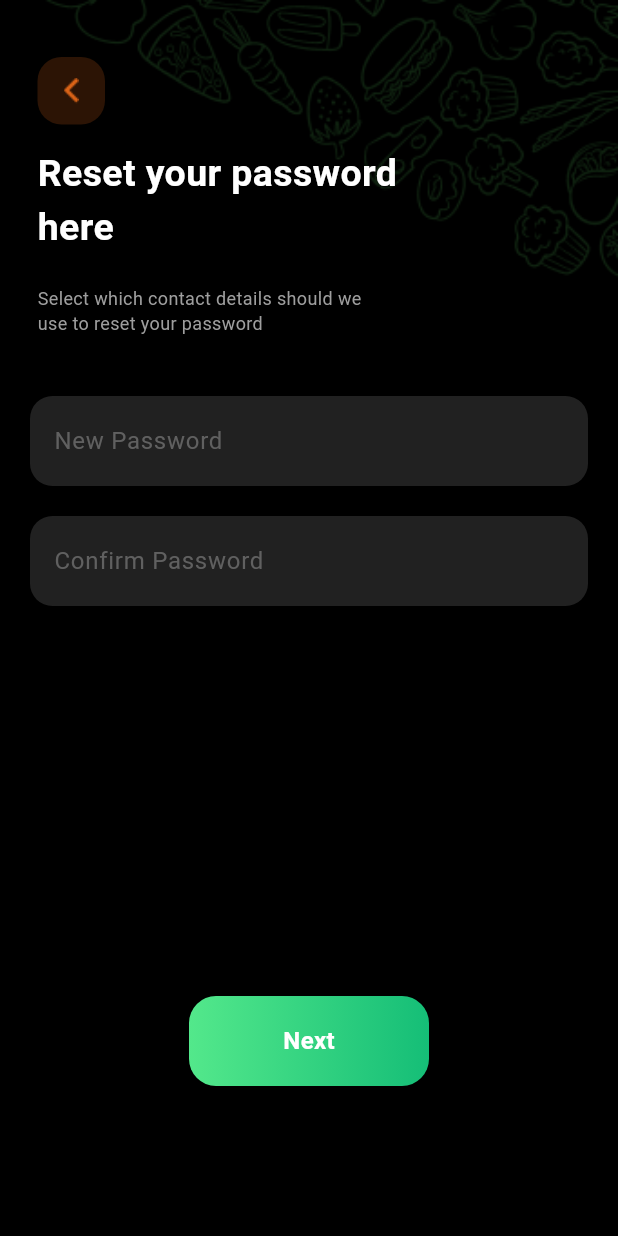
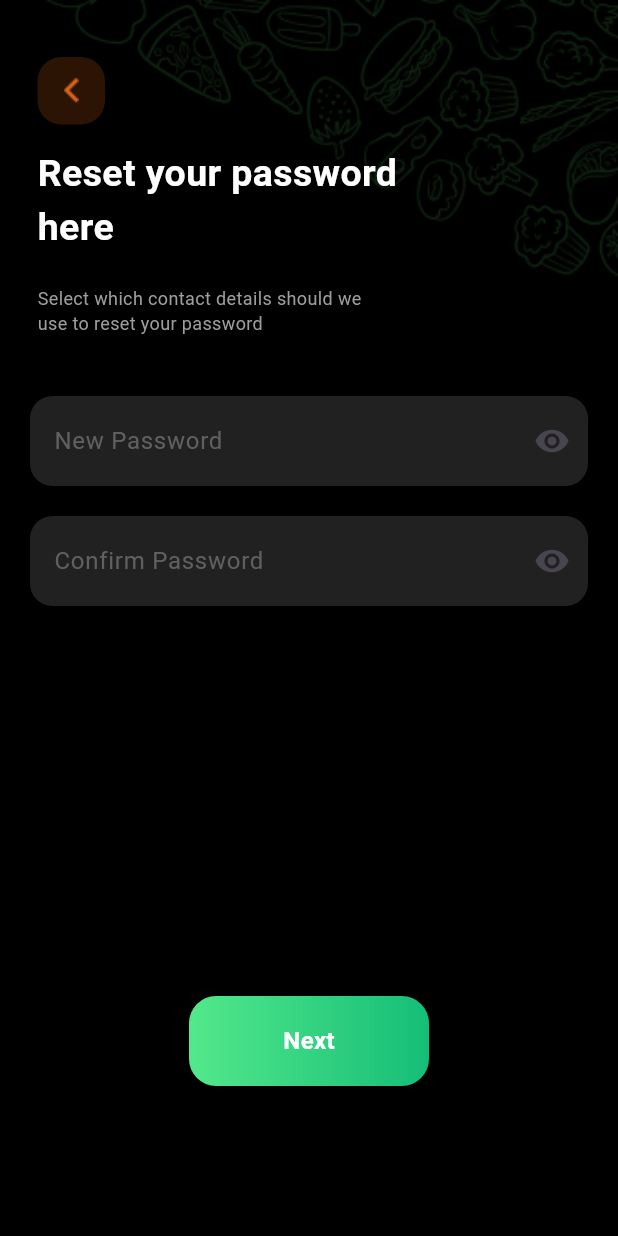
Before and after one commit to MohammedHishamFarouk/Food_Ninja, a Flutter app: the ChangePassScreen screen opened by its route, on a phone screen of 412 x 824 dp. Run offline on Flutter 3.47's test engine with Material 3 defaults, Android fonts, the light colour scheme and no system bars; our stand-ins replace bloc, dio, flutter_bloc, google_nav_bar, image_picker; network calls fail.

Commit message:
added obscure text functionality to the password fields

```diff
--- /dev/null
+++ b/lib/core/components/password_textfield_widget.dart
@@ -0,0 +1,74 @@
+import 'package:flutter/material.dart';
+import 'package:food_ninja/core/style/color_manager.dart';
+
+class PassTextFieldWidget extends StatefulWidget {
+  const PassTextFieldWidget({
+    super.key,
+    required this.hintText,
+    this.prefixImage,
+    this.addPrefix = false,
+    required this.formKey,
+    required this.controller,
+  });
+
+  final String hintText;
+  final String? prefixImage;
+  final bool addPrefix;
+  final GlobalKey formKey;
+  final TextEditingController controller;
+
+  @override
+  State<PassTextFieldWidget> createState() => _PassTextFieldWidgetState();
+}
+
+class _PassTextFieldWidgetState extends State<PassTextFieldWidget> {
+  bool obscureText = true;
+  @override
+  Widget build(BuildContext context) {
+    return Form(
+      key: widget.formKey,
+      // ToDo Color Switching
+      child: TextFormField(
+        controller: widget.controller,
+        obscureText: obscureText,
+        cursorColor: Colors.white70,
+        style: const TextStyle(color: Colors.white),
+        decoration: InputDecoration(
+          contentPadding: const EdgeInsets.only(bottom: 18, top: 18, left: 12),
+          prefixIcon: widget.addPrefix
+              ? Padding(
+                  padding: const EdgeInsets.symmetric(horizontal: 8.0),
+                  child: Image(
+                    image: ExactAssetImage(
+                      widget.prefixImage!,
+                    ),
+                  ),
+                )
+              : null,
+          suffixIcon: IconButton(
+            onPressed: () {
+              setState(() {});
+              obscureText = !obscureText;
+            },
+            icon: obscureText
+                ? const Icon(Icons.remove_red_eye_rounded)
+                : Icon(
+                    Icons.remove_red_eye_rounded,
+                    color: ColorManager.blendedGreen,
+                  ),
+          ),
+          filled: true,
+          hintText: widget.hintText,
+          hintStyle: TextStyle(color: Colors.grey.withOpacity(0.5)),
+          fillColor: Colors.grey.shade900,
+          enabledBorder: OutlineInputBorder(
+              borderRadius: BorderRadius.circular(15),
+              borderSide: const BorderSide(color: Colors.transparent)),
+          focusedBorder: OutlineInputBorder(
+              borderRadius: BorderRadius.circular(15),
+              borderSide: const BorderSide(color: Colors.transparent)),
+        ),
+      ),
+    );
+  }
+}
--- a/lib/core/constants/assets.dart
+++ b/lib/core/constants/assets.dart
@@ -36,6 +36,8 @@ class AssetFolder {
   static const String editIcon = 'assets/icons/Edit.png';
 
   static const String sendIcon = 'assets/icons/send.png';
+
+  static const String lockIcon = 'assets/icons/Lock.png';
 
   static const String mapPinFilledIcon = 'assets/icons/map-pin-filled.png';
 
--- a/lib/modelView/resetPassCubit/reset_pass_state.dart
+++ b/lib/modelView/resetPassCubit/reset_pass_state.dart
@@ -10,3 +10,5 @@ final class ResetPassLoadingState extends ResetPassState {}
 final class ResetPassSuccessState extends ResetPassState {}
 
 final class ResetPassFailureState extends ResetPassState {}
+
+final class ChoiceFailureState extends ResetPassState {}
--- a/lib/view/screens/auth/loginScreen/login_screen.dart
+++ b/lib/view/screens/auth/loginScreen/login_screen.dart
@@ -3,6 +3,7 @@ import 'package:flutter_bloc/flutter_bloc.dart';
 import 'package:food_ninja/core/components/backgroundPattterns/background_pattern.dart';
 import 'package:food_ninja/core/components/buttons/green_button_widget.dart';
 import 'package:food_ninja/core/components/custom_textfield_widget.dart';
+import 'package:food_ninja/core/components/password_textfield_widget.dart';
 import 'package:food_ninja/core/style/color_manager.dart';
 import 'package:food_ninja/view/screens/auth/loginScreen/sign_options_button.dart';
 
@@ -61,12 +62,10 @@ class LoginScreen extends StatelessWidget {
                       controller: context.read<UserCubit>().signInEmail,
                     ),
                     const SizedBox(height: 12),
-                    CustomTextFieldWidget(
+                    PassTextFieldWidget(
                       hintText: 'Password',
                       formKey: context.read<UserCubit>().signInPasswordKey,
                       controller: context.read<UserCubit>().signInPassword,
-                      addSuffixIcon: true,
-                      suffixIcon: const Icon(Icons.remove_red_eye_rounded),
                     ),
                     const SizedBox(
                       height: 20,
@@ -121,6 +120,7 @@ class LoginScreen extends StatelessWidget {
                   ),
                   TextButton(
                     onPressed: () {
+                      context.read<UserCubit>().clearFields();
                       Navigator.of(context).pushReplacementNamed('signUp');
                     },
                     child: const Text('Sign up'),
--- a/lib/view/screens/password_reset/change_pass_screen.dart
+++ b/lib/view/screens/password_reset/change_pass_screen.dart
@@ -1,6 +1,6 @@
 import 'package:flutter/material.dart';
 import 'package:flutter_bloc/flutter_bloc.dart';
-import 'package:food_ninja/core/components/custom_textfield_widget.dart';
+import 'package:food_ninja/core/components/password_textfield_widget.dart';
 import 'package:food_ninja/modelView/resetPassCubit/reset_pass_cubit.dart';
 
 import '../../../core/components/backgroundPattterns/background_angled_pattern.dart';
@@ -69,14 +69,14 @@ class ChangePassScreen extends StatelessWidget {
                   ),
                   Padding(
                     padding: const EdgeInsets.symmetric(vertical: 20.0),
-                    child: CustomTextFieldWidget(
+                    child: PassTextFieldWidget(
                       hintText: 'New Password',
                       formKey: context.read<ResetPassCubit>().newPassKey,
                       controller:
                           context.read<ResetPassCubit>().newPassController,
                     ),
                   ),
-                  CustomTextFieldWidget(
+                  PassTextFieldWidget(
                     hintText: 'Confirm Password',
                     formKey: context.read<ResetPassCubit>().confirmPassKey,
                     controller:
@@ -87,13 +87,14 @@ class ChangePassScreen extends StatelessWidget {
                     child: Padding(
                       padding: const EdgeInsets.only(bottom: 100.0),
                       child: GreenButtonWidget(
-                        text: 'Next',
-                        height: 60,
-                        width: 160,
-                        onTap: () => context
-                            .read<ResetPassCubit>()
-                            .checkNewPass(context),
-                      ),
+                          text: 'Next',
+                          height: 60,
+                          width: 160,
+                          onTap: () {
+                            context
+                                .read<ResetPassCubit>()
+                                .checkNewPass(context);
+                          }),
                     ),
                   ),
                 ],
--- a/lib/view/screens/password_reset/forgotPasswordScreen/code_via_button.dart
+++ b/lib/view/screens/password_reset/forgotPasswordScreen/code_via_button.dart
@@ -25,11 +25,11 @@ class CodeViaButton extends StatelessWidget {
           style: FilledButton.styleFrom(
             shape: RoundedRectangleBorder(
               borderRadius: BorderRadius.circular(16),
-              side: state is ResetPassFailureState
+              side: state is ChoiceFailureState
                   ? const BorderSide(color: Colors.red)
                   : BorderSide(
                       color:
-                          context.read<ResetPassCubit>().selectSendWay == title
+                          context.read<ResetPassCubit>().selectSmsWay == title
                               ? Colors.green
                               : Colors.transparent,
                     ),
```
Also changed, not shown: lib/modelView/resetPassCubit/reset_pass_cubit.dart (+22 -15 lines), lib/modelView/userCubit/user_cubit.dart (+19 -11 lines), lib/view/screens/auth/signupScreen/signup_screen.dart (+13 -10 lines), lib/view/screens/password_reset/reset_success_screen.dart (+9 -6 lines), assets/icons/Lock.png (renamed from assets/sign_up/Lock.png).
